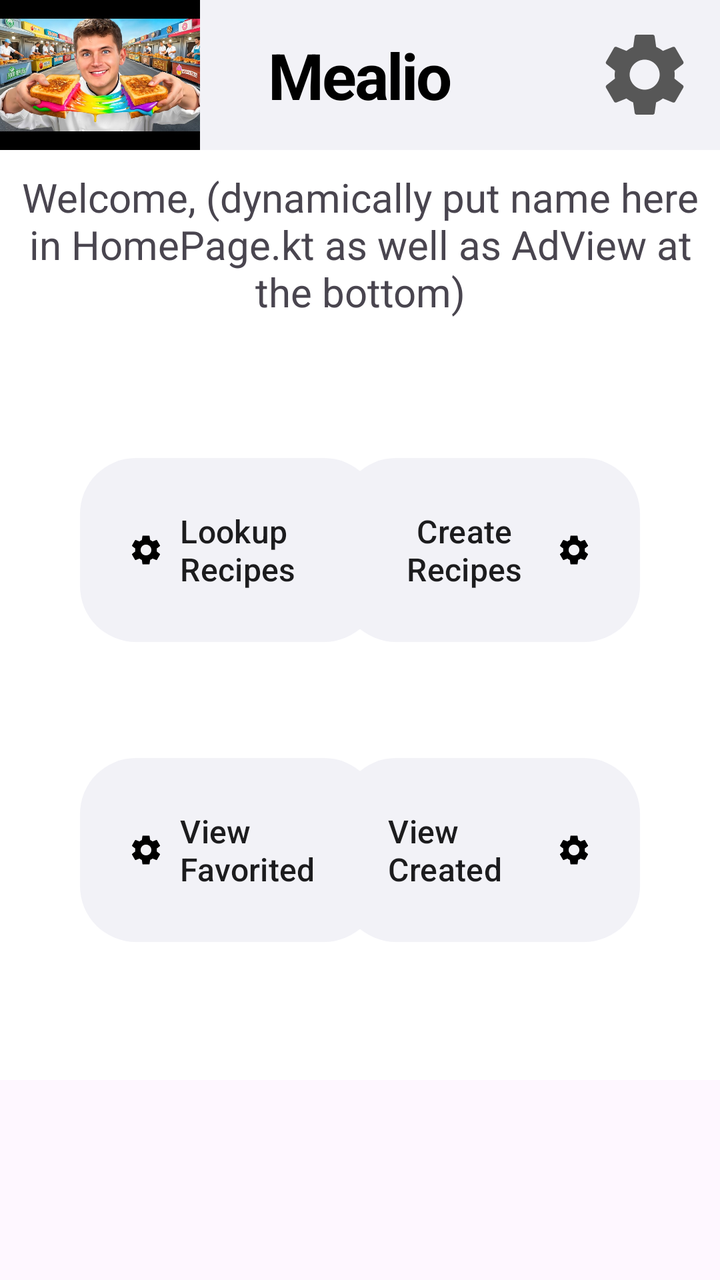
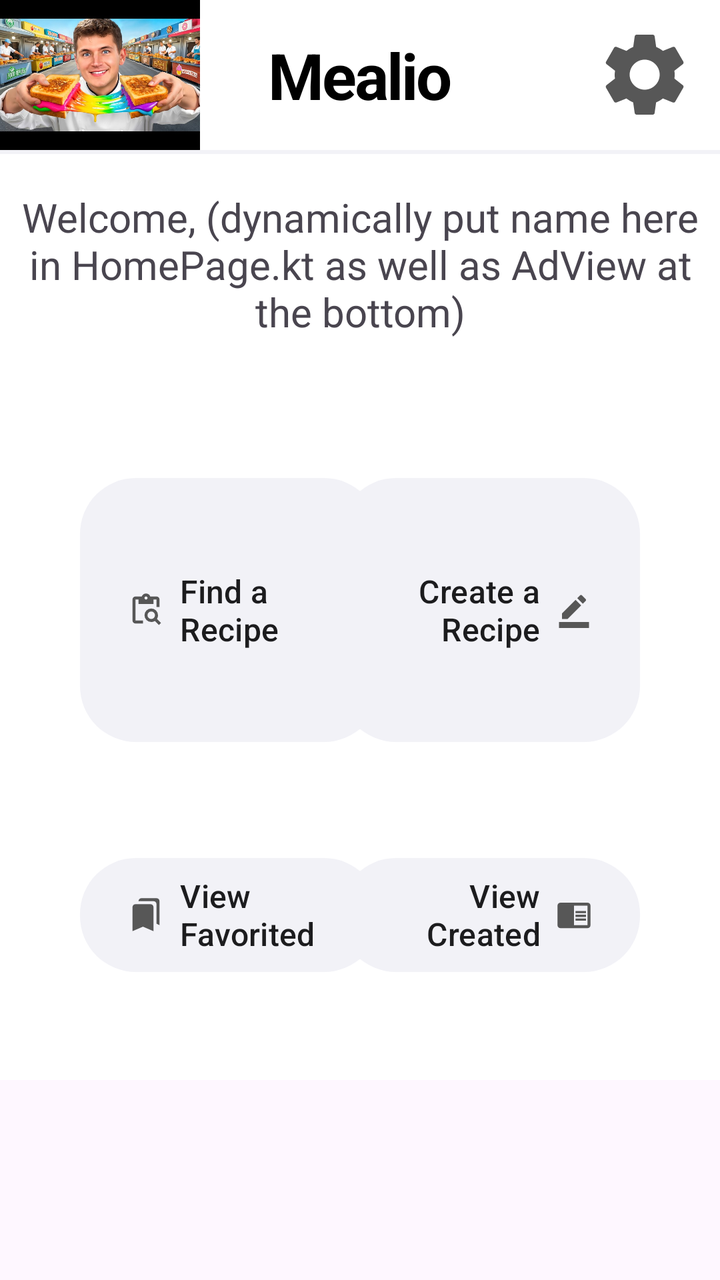

An Android layout rendered at two revisions. The XML below is the earlier revision; the diff shows what the commit changed to produce the second picture.
<!-- AndroidManifest.xml: application theme Theme.Mealio -->
<!-- res/layout/home_page.xml -->
<?xml version="1.0" encoding="utf-8"?>
<RelativeLayout xmlns:android="http://schemas.android.com/apk/res/android"
    xmlns:app="http://schemas.android.com/apk/res-auto"
    xmlns:tools="http://schemas.android.com/tools"
    android:layout_width="match_parent"
    android:layout_height="match_parent">

    
    <RelativeLayout
        android:id="@+id/top_bar"
        android:layout_width="match_parent"
        android:layout_height="75dp"
        android:background="#F2F2F7">

        <ImageView
            android:layout_width="100dp"
            android:layout_height="100dp"
            android:layout_alignParentStart="true"
            android:src="@drawable/food" />

        <TextView
            android:layout_width="wrap_content"
            android:layout_height="wrap_content"
            android:layout_centerHorizontal="true"
            android:layout_centerVertical="true"
            android:letterSpacing="-0.03"
            android:text="Mealio"
            android:textColor="@color/black"
            android:textSize="32sp"
            android:textStyle="bold" />

        <ImageView
            android:id="@+id/settings"
            android:layout_width="50dp"
            android:layout_height="50dp"
            android:layout_alignParentEnd="true"
            android:layout_centerVertical="true"
            android:layout_gravity="end"
            android:layout_marginEnd="12.5dp"
            android:src="@drawable/settings_icon_dark" />

    </RelativeLayout>


    <RelativeLayout
        android:id="@+id/home_page_main_layout"
        android:layout_width="match_parent"
        android:layout_height="match_parent"
        android:layout_above="@id/ad_layout"
        android:layout_below="@id/top_bar"
        android:background="#FFFFFF">

        <TextView
            android:id="@+id/welcome_bar"
            android:layout_width="match_parent"
            android:layout_height="150dp"
            android:layout_alignParentTop="true"
            android:text="Welcome, (dynamically put name here in HomePage.kt as well as AdView at the bottom)"
            android:textAlignment="center"
            android:textSize="20sp"
            android:padding="10dp"
            />

        <com.google.android.material.button.MaterialButton
            android:id="@+id/lookup"
            android:layout_width="150dp"
            android:layout_height="100dp"
            android:layout_below="@id/welcome_bar"

            android:layout_alignParentStart="true"


            android:layout_centerHorizontal="true"
            android:layout_centerVertical="true"
            android:layout_marginStart="40dp"

            android:text="Lookup Recipes"
            android:textAlignment="textStart"
            android:textColor="#1C1C1E"
            android:textSize="16sp"
            app:backgroundTint="#F2F2F7"

            app:cornerRadius="28dp"
            app:icon="@drawable/settings_icon_dark"
            app:iconGravity="start"
            app:iconTint="@color/black"
            app:strokeWidth="0dp" />

        <com.google.android.material.button.MaterialButton
            android:id="@+id/create"
            android:layout_width="150dp"
            android:layout_height="100dp"
            android:layout_below="@id/welcome_bar"

            android:layout_alignParentEnd="true"


            android:layout_centerHorizontal="true"
            android:layout_centerVertical="true"


            android:layout_marginEnd="40dp"
            android:text="Create Recipes"
            android:textColor="#1C1C1E"

            android:textSize="16sp"
            app:backgroundTint="#F2F2F7"
            app:cornerRadius="28dp"
            app:elevation="0dp"
            app:icon="@drawable/settings_icon_dark"
            app:iconGravity="end"
            app:iconTint="@color/black"
            app:strokeWidth="0dp" />

        <com.google.android.material.button.MaterialButton
            android:id="@+id/favorite"
            android:layout_width="150dp"
            android:layout_height="100dp"
            android:layout_alignParentStart="true"

            android:layout_centerHorizontal="true"
            android:layout_below="@id/lookup"
            android:layout_marginStart="40dp"
            android:layout_marginVertical="50dp"

            android:layout_marginTop="12dp"
            android:text="View Favorited"
            android:textAlignment="textStart"
            android:textColor="#1C1C1E"
            android:textSize="16sp"
            app:backgroundTint="#F2F2F7"
            app:cornerRadius="28dp"
            app:elevation="0dp"
            app:icon="@drawable/settings_icon_dark"
            app:iconGravity="start"
            app:iconTint="@color/black"
            app:strokeWidth="0dp" />

        <com.google.android.material.button.MaterialButton
            android:id="@+id/mine"
            android:layout_width="150dp"
            android:layout_height="100dp"
            android:layout_alignParentEnd="true"


            android:layout_centerHorizontal="true"
            android:layout_below="@id/create"
            android:layout_marginStart="40dp"
            android:layout_marginVertical="50dp"

            android:layout_marginEnd="40dp"
            android:text="View Created"
            android:textAlignment="textStart"

            android:textColor="#1C1C1E"
            android:textSize="16sp"
            app:backgroundTint="#F2F2F7"

            app:cornerRadius="28dp"
            app:elevation="0dp"
            app:icon="@drawable/settings_icon_dark"
            app:iconGravity="end"
            app:iconTint="@color/black"
            app:strokeWidth="0dp" />


    </RelativeLayout>

    <LinearLayout
        android:id="@+id/ad_layout"
        android:layout_width="match_parent"
        android:layout_height="100dp"
        android:layout_alignParentBottom="true"
        android:orientation="horizontal">

    </LinearLayout>

</RelativeLayout>
<!-- resources referenced by this layout -->
<resources>
  <color name="black">#FF000000</color>
  <style name="Theme.Mealio" parent="Base.Theme.Mealio" />
  <style name="Base.Theme.Mealio" parent="Theme.Material3.DayNight.NoActionBar">
          
          
      </style>
  <!-- unchanged entries left out for length: 2 -->
</resources>

<!-- the commit's change to res/layout/home_page.xml (unified diff, before → after) -->
@@ -6,11 +6,14 @@
     android:layout_height="match_parent">
 
     
+
+
+
     <RelativeLayout
         android:id="@+id/top_bar"
         android:layout_width="match_parent"
         android:layout_height="75dp"
-        android:background="#F2F2F7">
+        android:background="#FFFFFF">
 
         <ImageView
             android:layout_width="100dp"
@@ -50,6 +53,13 @@
         android:layout_below="@id/top_bar"
         android:background="#FFFFFF">
 
+        <View
+            android:layout_width="match_parent"
+            android:layout_height="2dp"
+            android:background="#F2F2F7"
+
+            />
+
         <TextView
             android:id="@+id/welcome_bar"
             android:layout_width="match_parent"
@@ -58,13 +68,14 @@
             android:text="Welcome, (dynamically put name here in HomePage.kt as well as AdView at the bottom)"
             android:textAlignment="center"
             android:textSize="20sp"
+            android:layout_marginTop="10dp"
             android:padding="10dp"
             />
 
         <com.google.android.material.button.MaterialButton
             android:id="@+id/lookup"
             android:layout_width="150dp"
-            android:layout_height="100dp"
+            android:layout_height="140dp"
             android:layout_below="@id/welcome_bar"
 
             android:layout_alignParentStart="true"
@@ -74,22 +85,22 @@
             android:layout_centerVertical="true"
             android:layout_marginStart="40dp"
 
-            android:text="Lookup Recipes"
+            android:text="Find a Recipe"
             android:textAlignment="textStart"
             android:textColor="#1C1C1E"
             android:textSize="16sp"
             app:backgroundTint="#F2F2F7"
 
             app:cornerRadius="28dp"
-            app:icon="@drawable/settings_icon_dark"
+            app:icon="@drawable/find"
             app:iconGravity="start"
-            app:iconTint="@color/black"
+            app:iconTint="#575757"
             app:strokeWidth="0dp" />
 
         <com.google.android.material.button.MaterialButton
             android:id="@+id/create"
             android:layout_width="150dp"
-            android:layout_height="100dp"
+            android:layout_height="140dp"
             android:layout_below="@id/welcome_bar"
 
             android:layout_alignParentEnd="true"
@@ -100,22 +111,23 @@
 
 
             android:layout_marginEnd="40dp"
-            android:text="Create Recipes"
+            android:text="Create a Recipe"
             android:textColor="#1C1C1E"
 
+            android:textAlignment="textEnd"
             android:textSize="16sp"
             app:backgroundTint="#F2F2F7"
             app:cornerRadius="28dp"
             app:elevation="0dp"
-            app:icon="@drawable/settings_icon_dark"
+            app:icon="@drawable/create"
             app:iconGravity="end"
-            app:iconTint="@color/black"
+            app:iconTint="#575757"
             app:strokeWidth="0dp" />
 
         <com.google.android.material.button.MaterialButton
             android:id="@+id/favorite"
             android:layout_width="150dp"
-            android:layout_height="100dp"
+            android:layout_height="140dp"
             android:layout_alignParentStart="true"
 
             android:layout_centerHorizontal="true"
@@ -131,15 +143,15 @@
             app:backgroundTint="#F2F2F7"
             app:cornerRadius="28dp"
             app:elevation="0dp"
-            app:icon="@drawable/settings_icon_dark"
+            app:icon="@drawable/bookmark_dark"
             app:iconGravity="start"
-            app:iconTint="@color/black"
+            app:iconTint="#575757"
             app:strokeWidth="0dp" />
 
         <com.google.android.material.button.MaterialButton
             android:id="@+id/mine"
             android:layout_width="150dp"
-            android:layout_height="100dp"
+            android:layout_height="140dp"
             android:layout_alignParentEnd="true"
 
 
@@ -150,7 +162,7 @@
 
             android:layout_marginEnd="40dp"
             android:text="View Created"
-            android:textAlignment="textStart"
+            android:textAlignment="textEnd"
 
             android:textColor="#1C1C1E"
             android:textSize="16sp"
@@ -158,9 +170,9 @@
 
             app:cornerRadius="28dp"
             app:elevation="0dp"
-            app:icon="@drawable/settings_icon_dark"
+            app:icon="@drawable/created"
             app:iconGravity="end"
-            app:iconTint="@color/black"
+            app:iconTint="#575757"
             app:strokeWidth="0dp" />
 
 
<!-- resource entries referenced after the edit -->
@@ -1,6 +1,30 @@
 <!-- resources referenced by this layout -->
 <resources>
   <color name="black">#FF000000</color>
+  <!-- drawable bookmark_dark (drawable) -->
+  <vector xmlns:android="http://schemas.android.com/apk/res/android" android:height="24dp" android:tint="#575757" android:viewportHeight="24" android:viewportWidth="24" android:width="24dp">
+        
+      <path android:fillColor="@android:color/white" android:pathData="M19,18l2,1V3c0,-1.1 -0.9,-2 -2,-2H8.99C7.89,1 7,1.9 7,3h10c1.1,0 2,0.9 2,2v13zM15,5H5c-1.1,0 -2,0.9 -2,2v16l7,-3 7,3V7c0,-1.1 -0.9,-2 -2,-2z"/>
+      
+  </vector>
+  <!-- drawable create (drawable) -->
+  <vector xmlns:android="http://schemas.android.com/apk/res/android" android:height="24dp" android:tint="#575757" android:viewportHeight="24" android:viewportWidth="24" android:width="24dp">
+        
+      <path android:fillColor="@android:color/white" android:pathData="M22,24H2v-4h20V24zM13.06,5.19l3.75,3.75L7.75,18H4v-3.75L13.06,5.19zM17.88,7.87l-3.75,-3.75l1.83,-1.83c0.39,-0.39 1.02,-0.39 1.41,0l2.34,2.34c0.39,0.39 0.39,1.02 0,1.41L17.88,7.87z"/>
+      
+  </vector>
+  <!-- drawable created (drawable) -->
+  <vector xmlns:android="http://schemas.android.com/apk/res/android" android:autoMirrored="true" android:height="24dp" android:tint="#575757" android:viewportHeight="24" android:viewportWidth="24" android:width="24dp">
+        
+      <path android:fillColor="@android:color/white" android:pathData="M13,12h7v1.5h-7zM13,9.5h7L20,11h-7zM13,14.5h7L20,16h-7zM21,4L3,4c-1.1,0 -2,0.9 -2,2v13c0,1.1 0.9,2 2,2h18c1.1,0 2,-0.9 2,-2L23,6c0,-1.1 -0.9,-2 -2,-2zM21,19h-9L12,6h9v13z"/>
+      
+  </vector>
+  <!-- drawable find (drawable) -->
+  <vector xmlns:android="http://schemas.android.com/apk/res/android" android:height="24dp" android:tint="#575757" android:viewportHeight="960" android:viewportWidth="960" android:width="24dp">
+        
+      <path android:fillColor="@android:color/white" android:pathData="M824,880L716,772Q694,785 670,792.5Q646,800 620,800Q545,800 492.5,747.5Q440,695 440,620Q440,545 492.5,492.5Q545,440 620,440Q695,440 747.5,492.5Q800,545 800,620Q800,646 792.5,670Q785,694 772,716L880,824L824,880ZM691,691Q720,662 720,620Q720,578 691,549Q662,520 620,520Q578,520 549,549Q520,578 520,620Q520,662 549,691Q578,720 620,720Q662,720 691,691ZM840,400L760,400L760,200Q760,200 760,200Q760,200 760,200L680,200L680,320L280,320L280,200L200,200Q200,200 200,200Q200,200 200,200L200,760Q200,760 200,760Q200,760 200,760L400,760L400,840L200,840Q167,840 143.5,816.5Q120,793 120,760L120,200Q120,167 143.5,143.5Q167,120 200,120L367,120Q378,85 410,62.5Q442,40 480,40Q520,40 551.5,62.5Q583,85 594,120L760,120Q793,120 816.5,143.5Q840,167 840,200L840,400ZM508.5,188.5Q520,177 520,160Q520,143 508.5,131.5Q497,120 480,120Q463,120 451.5,131.5Q440,143 440,160Q440,177 451.5,188.5Q463,200 480,200Q497,200 508.5,188.5Z"/>
+      
+  </vector>
   <style name="Theme.Mealio" parent="Base.Theme.Mealio" />
   <style name="Base.Theme.Mealio" parent="Theme.Material3.DayNight.NoActionBar">
           
